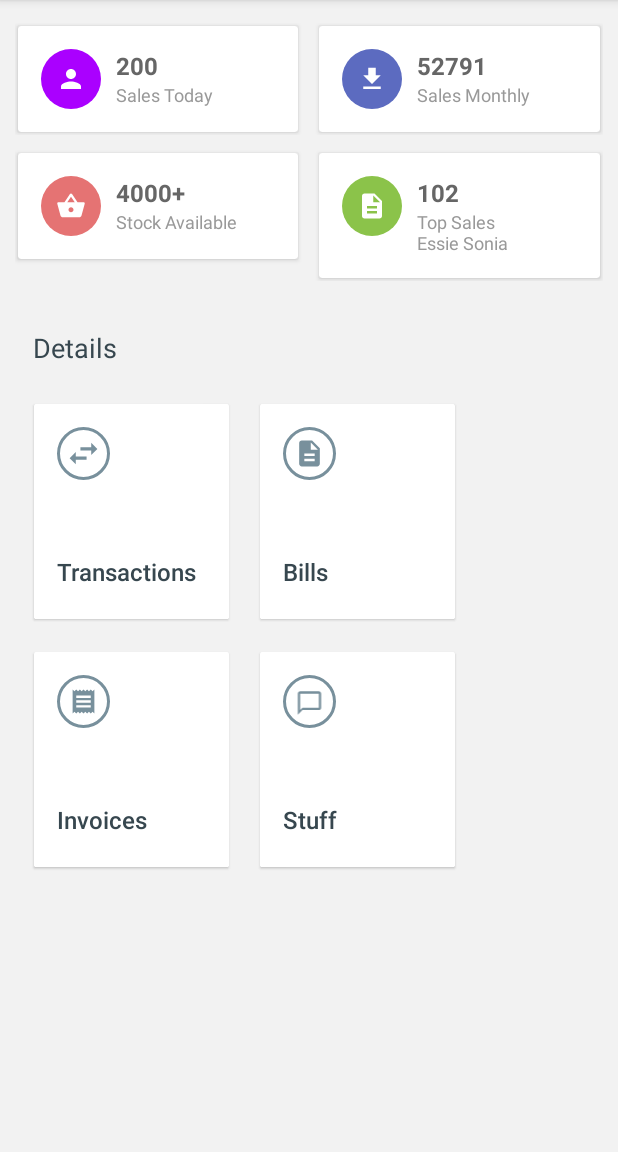
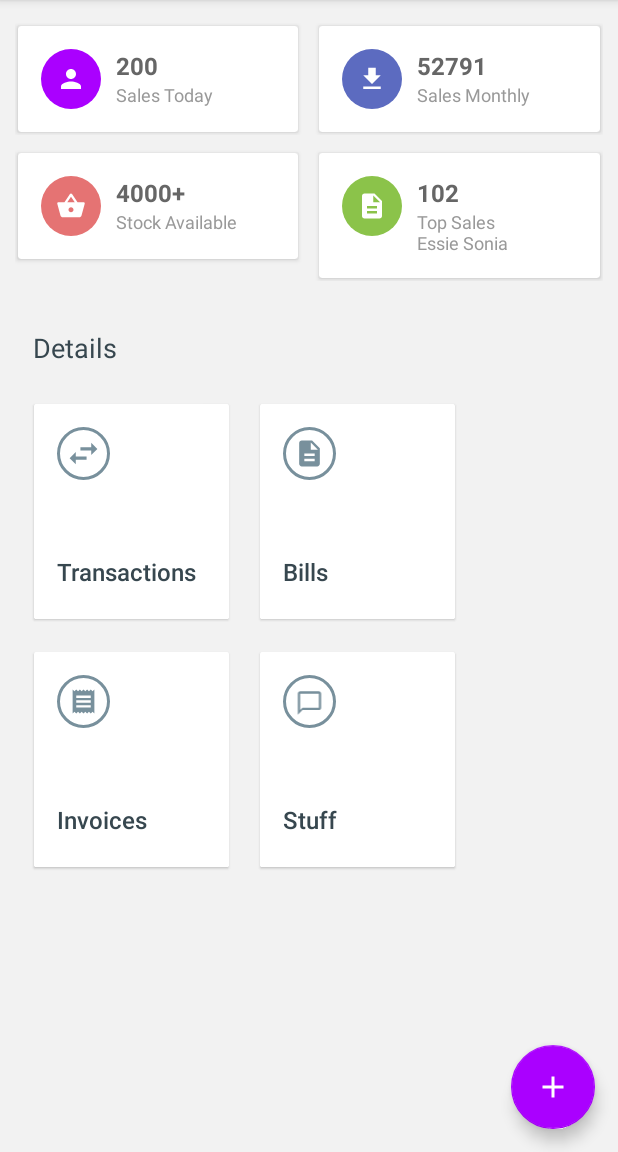
Before and after one commit to kenkorir/projectsm, an Android app: the MainActivity screen opened directly, with no data from a screen before it, on a phone screen of 412 x 824 dp, the part 84-1236 px from its top. Run offline under Robolectric (Android 15) with nearby library versions, the phone set to English and light mode, and no system bars; pictures from the network do not load.

Commit message:
cleaned main

```diff
--- a/app/src/main/java/com/job/istation/MainActivity.kt
+++ b/app/src/main/java/com/job/istation/MainActivity.kt
@@ -85,4 +85,8 @@ class MainActivity : AppCompatActivity() {
             Snackbar.LENGTH_SHORT
         ).show()
     }
+
+    fun toData(v:View){
+        startActivity(EnterDataActivity.newIntent(this))
+    }
 }
--- a/app/src/main/res/layout/activity_main.xml
+++ b/app/src/main/res/layout/activity_main.xml
@@ -1,5 +1,5 @@
 <?xml version="1.0" encoding="utf-8"?>
-<LinearLayout
+<androidx.constraintlayout.widget.ConstraintLayout
         xmlns:android="http://schemas.android.com/apk/res/android"
         xmlns:app="http://schemas.android.com/apk/res-auto"
         android:layout_width="match_parent"
@@ -9,6 +9,16 @@
         android:fitsSystemWindows="true"
         android:orientation="vertical"
         tools:context=".MainActivity">
+
+    <LinearLayout
+            android:layout_width="match_parent"
+            android:layout_height="match_parent"
+            android:orientation="vertical"
+            app:layout_constraintTop_toTopOf="parent"
+            app:layout_constraintStart_toStartOf="parent"
+            app:layout_constraintBottom_toBottomOf="parent"
+            app:layout_constraintEnd_toEndOf="parent">
+
 
         <com.google.android.material.appbar.AppBarLayout
                 android:layout_width="match_parent"
@@ -357,6 +367,7 @@
                 <View
                         android:layout_width="match_parent"
                         android:layout_height="@dimen/spacing_middle"/>
+
                 <LinearLayout
                         android:layout_width="match_parent"
                         android:layout_height="wrap_content"
@@ -367,7 +378,7 @@
 
                     <View
                             android:layout_width="match_parent"
-                        android:layout_height="@dimen/spacing_mlarge" />
+                            android:layout_height="@dimen/spacing_mlarge"/>
 
                     <TextView
                             android:layout_width="match_parent"
@@ -375,11 +386,11 @@
                             android:padding="2dp"
                             android:text="Details"
                             android:textAppearance="@style/TextAppearance.AppCompat.Medium"
-                        android:textColor="@color/grey_80" />
+                            android:textColor="@color/grey_80"/>
 
                     <View
                             android:layout_width="match_parent"
-                        android:layout_height="@dimen/spacing_mlarge" />
+                            android:layout_height="@dimen/spacing_mlarge"/>
 
                     <LinearLayout
                             android:layout_width="match_parent"
@@ -413,7 +424,7 @@
                                             android:layout_height="match_parent"
                                             android:layout_centerInParent="true"
                                             android:tint="@color/blue_grey_400"
-                                        app:srcCompat="@drawable/shape_circle_outline_2dp" />
+                                            app:srcCompat="@drawable/shape_circle_outline_2dp"/>
 
                                     <ImageView
                                             android:layout_width="match_parent"
@@ -421,7 +432,7 @@
                                             android:layout_centerInParent="true"
                                             android:layout_margin="5dp"
                                             android:tint="@color/blue_grey_400"
-                                        app:srcCompat="@drawable/ic_swap_horiz" />
+                                            app:srcCompat="@drawable/ic_swap_horiz"/>
 
                                 </RelativeLayout>
 
@@ -433,7 +444,7 @@
                                         android:text="Transactions"
                                         android:textAppearance="@style/Base.TextAppearance.AppCompat.Subhead"
                                         android:textColor="@color/grey_80"
-                                    app:fontFamily="sans-serif-medium" />
+                                        app:fontFamily="sans-serif-medium"/>
 
                             </LinearLayout>
 
@@ -441,7 +452,7 @@
 
                         <View
                                 android:layout_width="@dimen/spacing_large"
-                            android:layout_height="0dp" />
+                                android:layout_height="0dp"/>
 
                         <androidx.cardview.widget.CardView
                                 android:layout_width="135dp"
@@ -470,7 +481,7 @@
                                             android:layout_height="match_parent"
                                             android:layout_centerInParent="true"
                                             android:tint="@color/blue_grey_400"
-                                        app:srcCompat="@drawable/shape_circle_outline_2dp" />
+                                            app:srcCompat="@drawable/shape_circle_outline_2dp"/>
 
                                     <ImageView
                                             android:layout_width="match_parent"
@@ -478,7 +489,7 @@
                                             android:layout_centerInParent="true"
                                             android:layout_margin="7dp"
                                             android:tint="@color/blue_grey_400"
-                                        app:srcCompat="@drawable/ic_description" />
+                                            app:srcCompat="@drawable/ic_description"/>
 
                                 </RelativeLayout>
 
@@ -491,7 +502,7 @@
                                         android:text="Bills"
                                         android:textAppearance="@style/Base.TextAppearance.AppCompat.Subhead"
                                         android:textColor="@color/grey_80"
-                                    app:fontFamily="sans-serif-medium" />
+                                        app:fontFamily="sans-serif-medium"/>
 
                             </LinearLayout>
 
@@ -501,7 +512,7 @@
 
                     <View
                             android:layout_width="match_parent"
-                        android:layout_height="@dimen/spacing_large" />
+                            android:layout_height="@dimen/spacing_large"/>
 
                     <LinearLayout
                             android:layout_width="match_parent"
@@ -535,7 +546,7 @@
                                             android:layout_height="match_parent"
                                             android:layout_centerInParent="true"
                                             android:tint="@color/blue_grey_400"
-                                        app:srcCompat="@drawable/shape_circle_outline_2dp" />
+                                            app:srcCompat="@drawable/shape_circle_outline_2dp"/>
 
                                     <ImageView
                                             android:layout_width="match_parent"
@@ -543,7 +554,7 @@
                                             android:layout_centerInParent="true"
                                             android:layout_margin="8dp"
                                             android:tint="@color/blue_grey_400"
-                                        app:srcCompat="@drawable/ic_receipt" />
+                                            app:srcCompat="@drawable/ic_receipt"/>
 
                                 </RelativeLayout>
 
@@ -556,7 +567,7 @@
                                         android:text="Invoices"
                                         android:textAppearance="@style/Base.TextAppearance.AppCompat.Subhead"
                                         android:textColor="@color/grey_80"
-                                    app:fontFamily="sans-serif-medium" />
+                                        app:fontFamily="sans-serif-medium"/>
 
                             </LinearLayout>
 
@@ -564,7 +575,7 @@
 
                         <View
                                 android:layout_width="@dimen/spacing_large"
-                            android:layout_height="0dp" />
+                                android:layout_height="0dp"/>
 
                         <androidx.cardview.widget.CardView
                                 android:layout_width="135dp"
@@ -593,7 +604,7 @@
                                             android:layout_height="match_parent"
                                             android:layout_centerInParent="true"
                                             android:tint="@color/blue_grey_400"
-                                        app:srcCompat="@drawable/shape_circle_outline_2dp" />
+                                            app:srcCompat="@drawable/shape_circle_outline_2dp"/>
 
                                     <ImageView
                                             android:layout_width="match_parent"
@@ -602,7 +613,7 @@
                                             android:layout_margin="7dp"
                                             android:paddingTop="2dp"
                                             android:tint="@color/blue_grey_400"
-                                        app:srcCompat="@drawable/ic_chat_outline" />
+                                            app:srcCompat="@drawable/ic_chat_outline"/>
 
                                 </RelativeLayout>
 
@@ -615,7 +626,7 @@
                                         android:text="Stuff"
                                         android:textAppearance="@style/Base.TextAppearance.AppCompat.Subhead"
                                         android:textColor="@color/grey_80"
-                                    app:fontFamily="sans-serif-medium" />
+                                        app:fontFamily="sans-serif-medium"/>
 
                             </LinearLayout>
 
@@ -630,3 +641,21 @@
         </androidx.core.widget.NestedScrollView>
 
     </LinearLayout>
+
+    <com.google.android.material.floatingactionbutton.FloatingActionButton
+            android:layout_width="wrap_content"
+            android:layout_height="wrap_content"
+            android:layout_margin="@dimen/spacing_large"
+            android:clickable="true"
+            android:gravity="center"
+            android:onClick="toData"
+            android:text="PRIMARY"
+            android:tint="@android:color/white"
+            app:backgroundTint="@color/colorPrimary"
+            app:srcCompat="@drawable/ic_add"
+            app:layout_constraintEnd_toEndOf="parent"
+            app:layout_constraintBottom_toBottomOf="parent"
+            android:layout_marginEnd="16dp"
+            android:layout_marginBottom="16dp"/>
+
+</androidx.constraintlayout.widget.ConstraintLayout>
```
Lines whose indentation alone changed are shown as unchanged.
